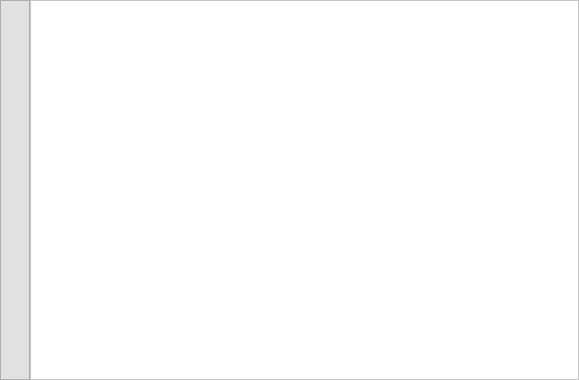
Qt form interface/ui/tabchildwidget.ui (RunheZH/SCAPES) before a commit.
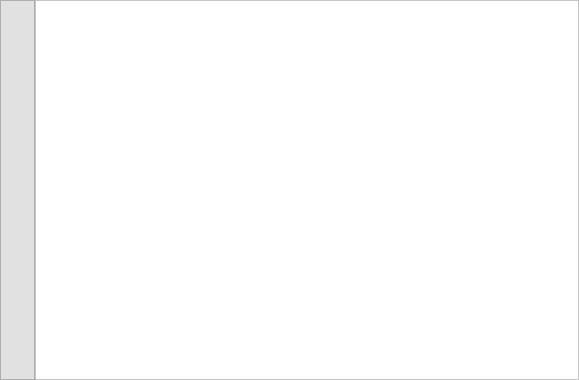
The same form after that commit.

Commit message: bug fix for linenumber show over 100, input window now wont loop infinitely (#48)

The edit to the form file:
```diff
--- a/interface/ui/tabchildwidget.ui
+++ b/interface/ui/tabchildwidget.ui
@@ -60,7 +60,7 @@
      </property>
      <property name="maximumSize">
       <size>
-       <width>30</width>
+       <width>35</width>
        <height>16777215</height>
       </size>
      </property>
```
The commit also changes 5 other files.
